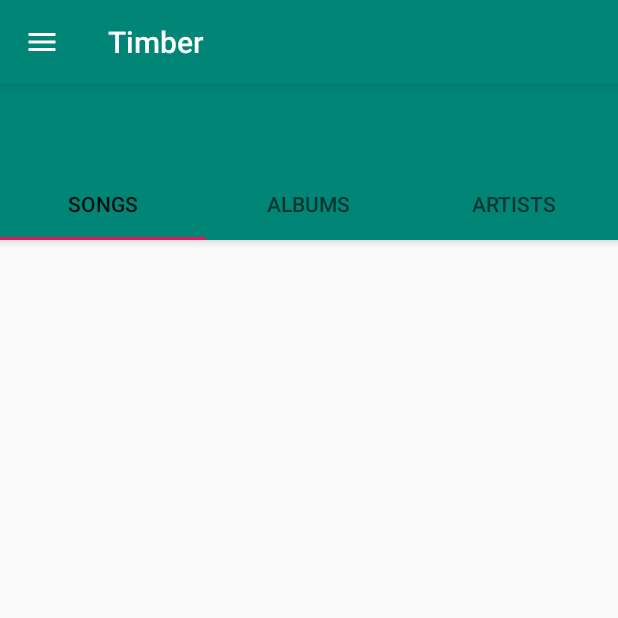
After one commit to wandereryoungg/MyTimber, an Android app: the fragment MainFragment shown on its own in the app's theme, on a phone screen of 412 x 824 dp, the top half of it. The commit adds this screen. Run offline under Robolectric (Android 15) with nearby library versions, the phone set to English and light mode, and no system bars; libraries missing offline, so code that uses them is left out: com.afollestad.appthemeengine; 3 statements that could not run were skipped.

Commit message:
2020/3/3 在家内容

```diff
--- a/app/build.gradle
+++ b/app/build.gradle
@@ -25,6 +25,10 @@ dependencies {
     implementation 'androidx.constraintlayout:constraintlayout:1.1.3'
     implementation "com.android.support:appcompat-v7:$rootProject.supportLibraryVersion"
     implementation 'com.android.support:design:29.1.1'
+    implementation 'com.google.android.material:material:1.0.0'
+    implementation('com.github.naman14:app-theme-engine:0.5.2@aar') {
+        transitive = true
+    }
     testImplementation 'junit:junit:4.12'
     androidTestImplementation 'androidx.test.ext:junit:1.1.1'
     androidTestImplementation 'androidx.test.espresso:espresso-core:3.2.0'
--- /dev/null
+++ b/app/src/main/java/com/young/timber/fragments/AlbumFragment.java
@@ -0,0 +1,6 @@
+package com.young.timber.fragments;
+
+import androidx.fragment.app.Fragment;
+
+public class AlbumFragment extends Fragment {
+}
--- /dev/null
+++ b/app/src/main/java/com/young/timber/fragments/ArtistFragment.java
@@ -0,0 +1,6 @@
+package com.young.timber.fragments;
+
+import androidx.fragment.app.Fragment;
+
+public class ArtistFragment extends Fragment {
+}
--- /dev/null
+++ b/app/src/main/java/com/young/timber/fragments/MainFragment.java
@@ -0,0 +1,128 @@
+package com.young.timber.fragments;
+
+import android.content.Context;
+import android.os.Bundle;
+import android.view.LayoutInflater;
+import android.view.View;
+import android.view.ViewGroup;
+
+import androidx.annotation.NonNull;
+import androidx.annotation.Nullable;
+import androidx.appcompat.app.ActionBar;
+import androidx.appcompat.app.AppCompatActivity;
+import androidx.appcompat.widget.Toolbar;
+import androidx.fragment.app.Fragment;
+import androidx.fragment.app.FragmentManager;
+import androidx.fragment.app.FragmentPagerAdapter;
+import androidx.viewpager.widget.ViewPager;
+
+import com.afollestad.appthemeengine.ATE;
+import com.google.android.material.tabs.TabLayout;
+import com.young.timber.R;
+import com.young.timber.utils.Helpers;
+import com.young.timber.utils.PreferencesUtility;
+
+import java.util.ArrayList;
+import java.util.List;
+
+import static com.young.timber.utils.Constants.PREFERENCES_NAME;
+
+public class MainFragment extends Fragment {
+
+    private PreferencesUtility mPreferences;
+    private ViewPager viewPager;
+
+    @Override
+    public void onCreate(@Nullable Bundle savedInstanceState) {
+        super.onCreate(savedInstanceState);
+        mPreferences = PreferencesUtility.getInstance(getActivity());
+    }
+
+    @Nullable
+    @Override
+    public View onCreateView(@NonNull LayoutInflater inflater, @Nullable ViewGroup container, @Nullable Bundle savedInstanceState) {
+        View rootView = inflater.inflate(R.layout.fragment_main, container, false);
+        Toolbar toolbar = rootView.findViewById(R.id.toolbar);
+        AppCompatActivity activity = (AppCompatActivity) getActivity();
+        activity.setSupportActionBar(toolbar);
+        final ActionBar actionBar = ((AppCompatActivity) getActivity()).getSupportActionBar();
+        actionBar.setHomeAsUpIndicator(R.drawable.ic_menu);
+        actionBar.setDisplayHomeAsUpEnabled(true);
+
+        ViewPager viewPager = rootView.findViewById(R.id.viewpager);
+        if (viewPager != null) {
+            setupViewPager(viewPager);
+            viewPager.setOffscreenPageLimit(2);
+        }
+
+        TabLayout tabLayout = rootView.findViewById(R.id.tabs);
+        tabLayout.setupWithViewPager(viewPager);
+        return rootView;
+    }
+
+    @Override
+    public void onViewCreated(@NonNull View view, @Nullable Bundle savedInstanceState) {
+        super.onViewCreated(view, savedInstanceState);
+        if (getActivity().getSharedPreferences(PREFERENCES_NAME, Context.MODE_PRIVATE).getBoolean("dark_theme", false)) {
+            ATE.apply(this,"dark_theme");
+        }else{
+            ATE.apply(this,"light_theme");
+        }
+        viewPager.setCurrentItem(mPreferences.getStartPageIndex());
+    }
+
+    @Override
+    public void onPause() {
+        super.onPause();
+        if(mPreferences.lastOpenedIsStartPagePreference()){
+            mPreferences.setStartPageIndex(viewPager.getCurrentItem());
+        }
+    }
+
+    @Override
+    public void onResume() {
+        super.onResume();
+        String ateKey = Helpers.getATEKey(getActivity());
+
+    }
+
+    private void setupViewPager(ViewPager viewPager) {
+        Adapter adapter = new Adapter(getChildFragmentManager());
+        adapter.addFragment(new SongsFragment(), "Songs");
+        adapter.addFragment(new AlbumFragment(), "Albums");
+        adapter.addFragment(new ArtistFragment(), "Artists");
+        viewPager.setAdapter(adapter);
+    }
+
+    static class Adapter extends FragmentPagerAdapter {
+
+        private final List<Fragment> mFragments = new ArrayList<>();
+        private final List<String> mFragmentsTitle = new ArrayList<>();
+
+        public Adapter(@NonNull FragmentManager fm) {
+            super(fm);
+        }
+
+        public void addFragment(Fragment fragment, String title) {
+            mFragments.add(fragment);
+            mFragmentsTitle.add(title);
+        }
+
+        @NonNull
+        @Override
+        public Fragment getItem(int position) {
+            return mFragments.get(position);
+        }
+
+        @Override
+        public int getCount() {
+            return mFragments.size();
+        }
+
+        @Nullable
+        @Override
+        public CharSequence getPageTitle(int position) {
+            return mFragmentsTitle.get(position);
+        }
+    }
+}
--- /dev/null
+++ b/app/src/main/java/com/young/timber/fragments/SongsFragment.java
@@ -0,0 +1,6 @@
+package com.young.timber.fragments;
+
+import androidx.fragment.app.Fragment;
+
+public class SongsFragment extends Fragment {
+}
--- a/app/src/main/java/com/young/timber/utils/Constants.java
+++ b/app/src/main/java/com/young/timber/utils/Constants.java
@@ -2,6 +2,8 @@ package com.young.timber.utils;
 
 public class Constants {
 
+    public static final String PREFERENCES_NAME = "timber";
+
 
 
 }
--- /dev/null
+++ b/app/src/main/java/com/young/timber/utils/Helpers.java
@@ -0,0 +1,13 @@
+package com.young.timber.utils;
+
+import android.content.Context;
+
+import static com.young.timber.utils.Constants.PREFERENCES_NAME;
+
+public class Helpers {
+
+    public static String getATEKey(Context context) {
+        return context.getSharedPreferences(PREFERENCES_NAME, Context.MODE_PRIVATE)
+                .getBoolean("dark_theme", false) ? "dark_theme" : "light_theme";
+    }
+}
--- /dev/null
+++ b/app/src/main/java/com/young/timber/utils/PreferencesUtility.java
@@ -0,0 +1,135 @@
+package com.young.timber.utils;
+
+import android.content.Context;
+import android.content.SharedPreferences;
+import android.net.ConnectivityManager;
+import android.preference.PreferenceManager;
+
+import com.young.timber.R;
+
+import static com.young.timber.utils.Constants.PREFERENCES_NAME;
+import static com.young.timber.utils.SortOrder.ArtistSongSortOrder.SONG_A_Z;
+import static com.young.timber.utils.SortOrder.ArtistSortOrder.ARTIST_A_Z;
+
+public final class PreferencesUtility {
+    public static final String ARTIST_SORT_ORDER = "artist_sort_order";
+    public static final String ARTIST_SONG_SORT_ORDER = "artist_song_sort_order";
+    public static final String ARTIST_ALBUM_SORT_ORDER = "artist_album_sort_order";
+    public static final String ALBUM_SORT_ORDER = "album_sort_order";
+    public static final String ALBUM_SONG_SORT_ORDER = "album_song_sort_order";
+    public static final String SONG_SORT_ORDER = "song_sort_order";
+    private static final String NOW_PLAYING_SELECTOR = "now_paying_selector";
+    private static final String TOGGLE_ANIMATIONS = "toggle_animations";
+    private static final String TOGGLE_SYSTEM_ANIMATIONS = "toggle_system_animations";
+    private static final String TOGGLE_ARTIST_GRID = "toggle_artist_grid";
+    private static final String TOGGLE_ALBUM_GRID = "toggle_album_grid";
+    private static final String TOGGLE_PLAYLIST_VIEW = "toggle_playlist_view";
+    private static final String TOGGLE_SHOW_AUTO_PLAYLIST = "toggle_show_auto_playlist";
+    private static final String LAST_FOLDER = "last_folder";
+
+    private static final String TOGGLE_HEADPHONE_PAUSE = "toggle_headphone_pause";
+    private static final String THEME_PREFERNCE = "theme_preference";
+    private static final String START_PAGE_INDEX = "start_page_index";
+    private static final String START_PAGE_PREFERENCE_LASTOPENED = "start_page_preference_latopened";
+    private static final String NOW_PLAYNG_THEME_VALUE = "now_playing_theme_value";
+    private static final String TOGGLE_XPOSED_TRACKSELECTOR = "toggle_xposed_trackselector";
+    public static final String LAST_ADDED_CUTOFF = "last_added_cutoff";
+    public static final String GESTURES = "gestures";
+
+    public static final String FULL_UNLOCKED = "full_version_unlocked";
+
+    private static final String SHOW_LOCKSCREEN_ALBUMART = "show_albumart_lockscreen";
+    private static final String ARTIST_ALBUM_IMAGE = "artist_album_image";
+    private static final String ARTIST_ALBUM_IMAGE_MOBILE = "artist_album_image_mobile";
+    private static final String ALWAYS_LOAD_ALBUM_IMAGES_LASTFM = "always_load_album_images_lastfm";
+
+    private static PreferencesUtility sInstance;
+    private static SharedPreferences mPreferences;
+    private static Context context;
+    private ConnectivityManager connManager = null;
+
+    public PreferencesUtility(final Context context) {
+        this.context = context;
+        mPreferences = context.getSharedPreferences(PREFERENCES_NAME, Context.MODE_PRIVATE);
+    }
+
+    public static final PreferencesUtility getInstance(final Context context) {
+        if (sInstance == null) {
+            sInstance = new PreferencesUtility(context);
+        }
+        return sInstance;
+    }
+
+    public boolean isArtistsInGrid() {
+        return mPreferences.getBoolean(TOGGLE_ARTIST_GRID, true);
+    }
+
+    public void setArtistsInGrid(final boolean b) {
+        final SharedPreferences.Editor editor = mPreferences.edit();
+        editor.putBoolean(TOGGLE_ARTIST_GRID, b);
+        editor.commit();
+    }
+
+    public boolean isAlbumInGrid() {
+        return mPreferences.getBoolean(TOGGLE_ALBUM_GRID, true);
+    }
+
+    public void setAlbumInGrid(final boolean b) {
+        final SharedPreferences.Editor editor = mPreferences.edit();
+        editor.putBoolean(TOGGLE_ALBUM_GRID, b);
+        editor.commit();
+    }
+
+    public boolean pauseEnabledOnDetach() {
+        return mPreferences.getBoolean(TOGGLE_HEADPHONE_PAUSE, true);
+    }
+
+    public String getTheme() {
+        return mPreferences.getString(THEME_PREFERNCE, "light");
+    }
+
+    public int getStartPageIndex() {
+        return mPreferences.getInt(START_PAGE_INDEX, 0);
+    }
+
+    public void setStartPageIndex(final int index) {
+        final SharedPreferences.Editor editor = mPreferences.edit();
+        editor.putInt(START_PAGE_INDEX, index);
+        editor.commit();
+    }
+
+    public void setLastOpenedAsStartPagePreference(boolean preference) {
+        final SharedPreferences.Editor editor = mPreferences.edit();
+        editor.putBoolean(START_PAGE_PREFERENCE_LASTOPENED, preference);
+        editor.commit();
+    }
+
+    public boolean lastOpenedIsStartPagePreference() {
+        return mPreferences.getBoolean(START_PAGE_PREFERENCE_LASTOPENED, true);
+    }
+
+    public void setSortOrder(final String key, final String value) {
+        final SharedPreferences.Editor editor = mPreferences.edit();
+        editor.putString(key, value);
+        editor.commit();
+    }
+
+    public final String getArtistSortOrder() {
+        return mPreferences.getString(ARTIST_SORT_ORDER, ARTIST_A_Z);
+    }
+
+    public void setArtistSortOrder(final String value) {
+        setSortOrder(ARTIST_SORT_ORDER, value);
+    }
+
+    public final String getArtistSongSortOrder(){
+        return mPreferences.getString(ARTIST_SONG_SORT_ORDER,SONG_A_Z);
+    }
+
+    public void setArtistSongSortOrder(final String value){
+        setSortOrder(ARTIST_SONG_SORT_ORDER, value);
+    }
+
+
+
+}
--- /dev/null
+++ b/app/src/main/res/drawable/ic_menu.xml
@@ -0,0 +1,9 @@
+<vector xmlns:android="http://schemas.android.com/apk/res/android"
+    android:width="24dp"
+    android:height="24dp"
+    android:viewportHeight="24.0"
+    android:viewportWidth="24.0">
+    <path
+        android:fillColor="#ffffff"
+        android:pathData="M3,18h18v-2L3,16v2zM3,13h18v-2L3,11v2zM3,6v2h18L21,6L3,6z" />
+</vector>
--- /dev/null
+++ b/app/src/main/res/layout/fragment_main.xml
@@ -0,0 +1,33 @@
+<?xml version="1.0" encoding="utf-8"?>
+<androidx.coordinatorlayout.widget.CoordinatorLayout xmlns:android="http://schemas.android.com/apk/res/android"
+    xmlns:app="http://schemas.android.com/apk/res-auto"
+    android:id="@+id/main_content"
+    android:layout_width="match_parent"
+    android:layout_height="match_parent">
+
+    <com.google.android.material.appbar.AppBarLayout
+        android:id="@+id/appbar"
+        android:layout_width="match_parent"
+        android:layout_height="wrap_content">
+
+        <androidx.appcompat.widget.Toolbar
+            android:id="@+id/toolbar"
+            android:layout_width="match_parent"
+            android:layout_height="?attr/actionBarSize"
+            app:layout_scrollFlags="scroll|enterAlways" />
+
+        <com.google.android.material.tabs.TabLayout
+            android:id="@+id/tabs"
+            android:layout_width="match_parent"
+            android:layout_height="wrap_content"
+            android:tag="tab_indicator_accent_color,bg_primary_color" />
+
+    </com.google.android.material.appbar.AppBarLayout>
+
+    <androidx.viewpager.widget.ViewPager
+        android:id="@+id/viewpager"
+        android:layout_width="match_parent"
+        android:layout_height="match_parent"
+        app:layout_behavior="@string/appbar_scrolling_view_behavior"/>
+
+</androidx.coordinatorlayout.widget.CoordinatorLayout>
--- a/build.gradle
+++ b/build.gradle
@@ -18,7 +18,7 @@ allprojects {
     repositories {
         google()
         jcenter()
-
+        maven { url "https://jitpack.io" }
     }
 }
 
```
Also changed, not shown: app/src/main/java/com/young/timber/MainActivity.java (+30 -0 lines), app/src/main/java/com/young/timber/utils/ATEUtils.java (added, +42 -0 lines), app/src/main/java/com/young/timber/utils/SortOrder.java (added, +38 -0 lines).
